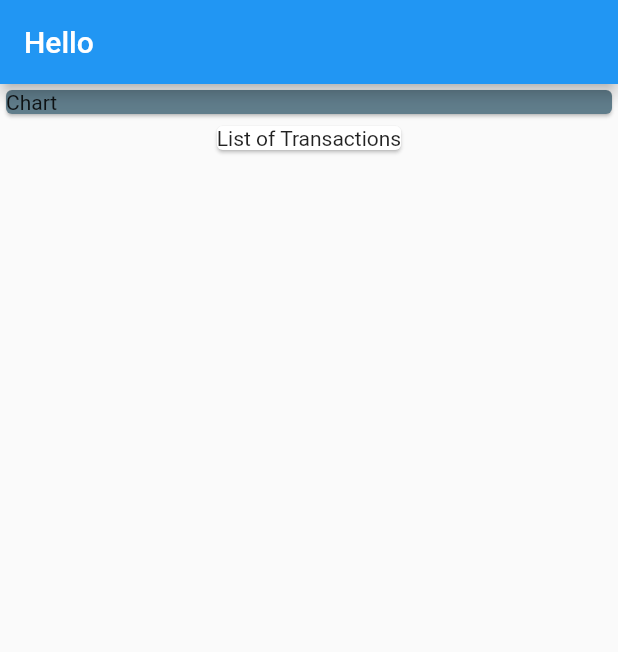
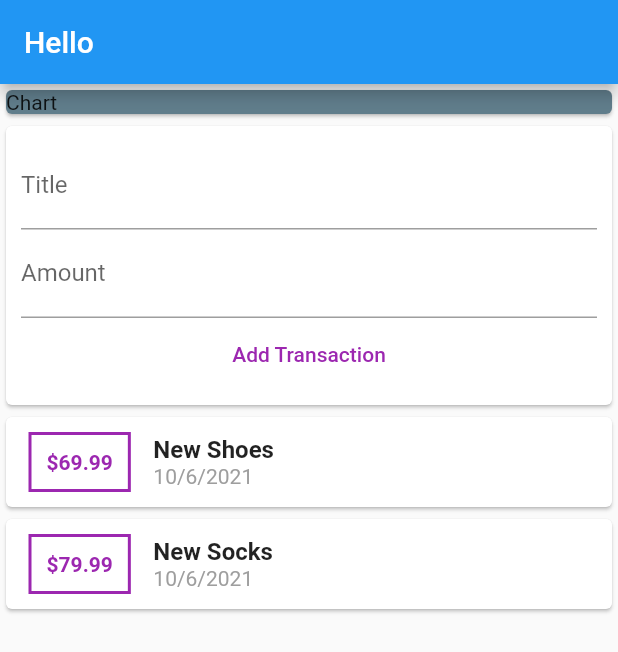
Before and after one commit to meikub/flutter_tutorial, a Flutter app: the screen it shows after launch, on a phone screen of 412 x 824 dp. Shown: the top 652 px of the screen. Run offline on Flutter 3.47's test engine with Material 2 defaults, Android fonts, the phone set to English and light mode, and no system bars.

Commit message:
89->0:00

```diff
--- a/lib/main.dart
+++ b/lib/main.dart
@@ -1,23 +1,25 @@
-import 'package:flutter/cupertino.dart';
 import 'package:flutter/material.dart';
+import 'package:flutter_tutorial/widgets/user_transactions.dart';
 
 void main() {
   runApp(MyApp());
 }
 
 class MyApp extends StatelessWidget {
-
   @override
   Widget build(BuildContext context) {
     return MaterialApp(
         home: Scaffold(
             appBar: AppBar(title: Text('Hello')),
             body: Column(
+              // mainAxisAlignment: MainAxisAlignment.spaceAround,
+              crossAxisAlignment: CrossAxisAlignment.stretch,
               children: [
-                Card(
-                    color: Colors.blueGrey,
-                    child: Container(width: double.infinity,child: Text('Chart'))),
-                Card(child: Text('List of Transactions'))
+                Container(
+                    width: double.infinity,
+                    child: const Card(
+                        color: Colors.blueGrey, child: Text('Chart'))),
+                UserTransactions(),
               ],
             )));
   }
--- /dev/null
+++ b/lib/widgets/new_transactions.dart
@@ -0,0 +1,36 @@
+import 'package:flutter/material.dart';
+
+class NewTransaction extends StatelessWidget {
+  final titleController = TextEditingController();
+  final amountController = TextEditingController();
+  final Function addTx;
+
+  NewTransaction(this.addTx);
+
+  @override
+  Widget build(BuildContext context) {
+    return Card(
+      child: Container(
+        padding: EdgeInsets.all(10),
+        child: Column(
+          children: [
+            TextField(
+              decoration: InputDecoration(labelText: 'Title'),
+              controller: titleController,
+            ),
+            TextField(
+              decoration: InputDecoration(labelText: 'Amount'),
+              controller: amountController,
+            ),
+            FlatButton(
+              onPressed: () {addTx(
+                  titleController.text, double.parse(amountController.text));},
+              child: Text('Add Transaction'),
+              textColor: Colors.purple,
+            ),
+          ],
+        ),
+      ),
+    );
+  }
+}
--- /dev/null
+++ b/lib/widgets/transaction_list.dart
@@ -0,0 +1,46 @@
+import 'package:flutter/material.dart';
+import 'package:flutter_tutorial/models/transaction.dart';
+import 'package:intl/intl.dart';
+
+class TransactionList extends StatelessWidget {
+  List<Transaction> transactions;
+
+  TransactionList(this.transactions);
+
+  @override
+  Widget build(BuildContext context) {
+    return Column(
+        children: transactions.map((tx) {
+          return Card(
+              child: Row(
+                children: [
+                  Container(
+                    margin: const EdgeInsets.symmetric(
+                        vertical: 10.0, horizontal: 15.0),
+                    decoration: BoxDecoration(
+                        border: Border.all(color: Colors.purple, width: 2)),
+                    padding: const EdgeInsets.all(10.0),
+                    child: Text('\$${tx.amount}',
+                        style: const TextStyle(
+                            fontWeight: FontWeight.bold,
+                            color: Colors.purple)),
+                  ),
+                  Column(
+                    crossAxisAlignment: CrossAxisAlignment.start,
+                    children: [
+                      Text(
+                        tx.title,
+                        style: TextStyle(
+                            fontSize: 16, fontWeight: FontWeight.bold),
+                      ),
+                      Text(
+                        DateFormat().add_yMd().format(tx.date),
+                        style: TextStyle(color: Colors.grey),
+                      )
+                    ],
+                  ),
+                ],
+              ));
+        }).toList());
+  }
+}
--- /dev/null
+++ b/lib/widgets/user_transactions.dart
@@ -0,0 +1,38 @@
+import 'package:flutter/cupertino.dart';
+import 'package:flutter_tutorial/models/transaction.dart';
+import 'package:flutter_tutorial/widgets/transaction_list.dart';
+
+import 'new_transactions.dart';
+
+class UserTransactions extends StatefulWidget {
+  @override
+  _UserTransactionsState createState() => _UserTransactionsState();
+}
+
+class _UserTransactionsState extends State<UserTransactions> {
+  final List<Transaction> _userTransaction = [
+    Transaction(
+        id: 't1', title: 'New Shoes', amount: 69.99, date: DateTime.now()),
+    Transaction(
+        id: 't2', title: 'New Socks', amount: 79.99, date: DateTime.now()),
+  ];
+
+  void _addNewTransaction(String title, double amount) {
+    final newTx = Transaction(
+        id: DateTime.now().toString(),
+        title: title,
+        amount: amount,
+        date: DateTime.now());
+    setState(() {
+      _userTransaction.add(newTx);
+    });
+  }
+
+  @override
+  Widget build(BuildContext context) {
+    return Column(children: [
+      NewTransaction(_addNewTransaction),
+      TransactionList(_userTransaction),
+    ]);
+  }
+}
--- a/pubspec.yaml
+++ b/pubspec.yaml
@@ -29,7 +29,7 @@ environment:
 dependencies:
   flutter:
     sdk: flutter
-
+  intl: ^0.17.0
 
   # The following adds the Cupertino Icons font to your application.
   # Use with the CupertinoIcons class for iOS style icons.
```
Also changed, not shown: lib/models/transaction.dart (renamed from lib/transaction.dart).
